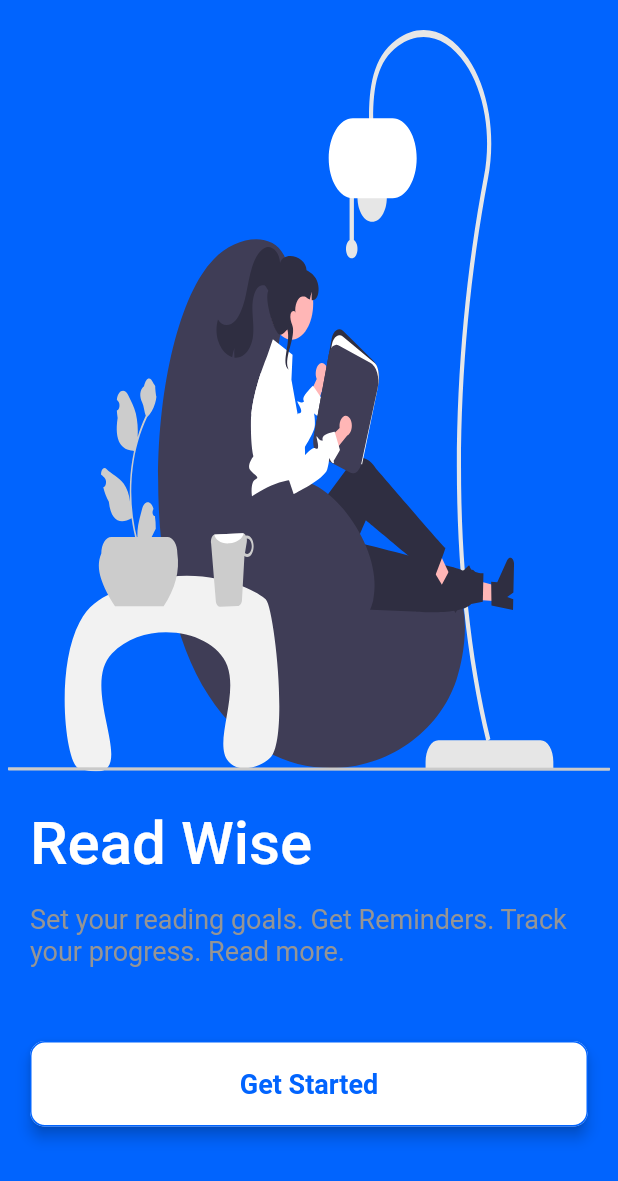
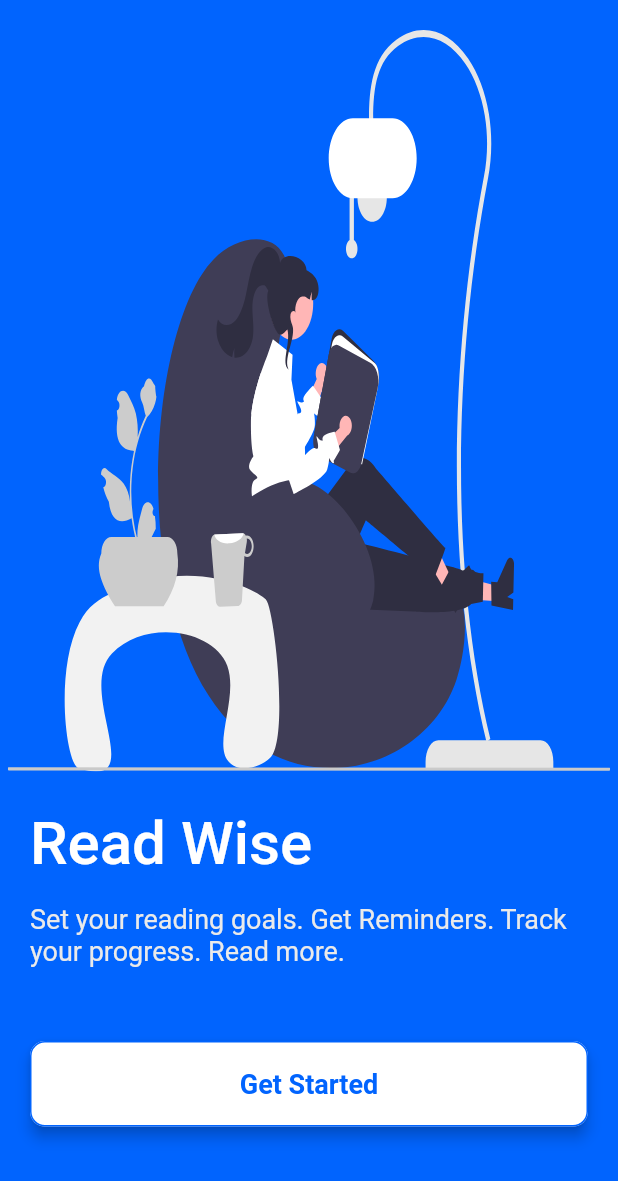
Before and after one commit to iamr-kumar/reading-tracker, a Flutter app: the screen it shows after launch, on a phone screen of 412 x 824 dp. Shown: the top 1181 px of the screen. Run offline on Flutter 3.47's test engine with Material 2 defaults, Android fonts, the phone set to English and light mode, and no system bars; our stand-ins replace cloud_firestore, firebase_auth, firebase_core, flutter_riverpod, flutter_svg, fpdart and 2 more; accounts and stored records are empty.

Commit message:
dev: auth feature done

```diff
--- a/lib/core/widgets/custom_button.dart
+++ b/lib/core/widgets/custom_button.dart
@@ -43,8 +43,13 @@ class CustomButton extends StatelessWidget {
           ),
           Visibility(
               visible: isLoading,
-              child: Loader(
-                color: isOutlined ? Pallete.primaryBlue : Pallete.white,
+              child: SizedBox(
+                height: 20,
+                width: 20,
+                child: Loader(
+                  color: isOutlined ? Pallete.primaryBlue : Pallete.white,
+                  strokeWidth: 2.5,
+                ),
               ))
         ],
       ),
--- a/lib/core/widgets/loader.dart
+++ b/lib/core/widgets/loader.dart
@@ -11,11 +11,7 @@ class Loader extends StatelessWidget {
   @override
   Widget build(BuildContext context) {
     return Center(
-      child: Padding(
-        padding: const EdgeInsets.all(8.0),
-        child:
-            CircularProgressIndicator(color: color, strokeWidth: strokeWidth),
-      ),
+      child: CircularProgressIndicator(color: color, strokeWidth: strokeWidth),
     );
   }
 }
--- a/lib/features/auth/controllers/auth_controller.dart
+++ b/lib/features/auth/controllers/auth_controller.dart
@@ -59,7 +59,7 @@ class AuthController extends StateNotifier<bool> {
     );
   }
 
-  void singIn(String email, String password, BuildContext context) async {
+  void login(String email, String password, BuildContext context) async {
     state = true;
     final user = await _authRepository.signIn(email, password);
     state = false;
--- a/lib/features/auth/screens/singup_screen.dart
+++ b/lib/features/auth/screens/singup_screen.dart
@@ -5,11 +5,13 @@ import 'package:flutter_riverpod/flutter_riverpod.dart';
 import 'package:reading_tracker/core/widgets/custom_button.dart';
 import 'package:reading_tracker/core/widgets/google_button.dart';
 import 'package:reading_tracker/core/widgets/input_field.dart';
+import 'package:reading_tracker/core/widgets/loader.dart';
 import 'package:reading_tracker/core/widgets/or_divider.dart';
 import 'package:reading_tracker/features/auth/controllers/auth_controller.dart';
 
 import 'package:reading_tracker/theme/app_styles.dart';
 import 'package:reading_tracker/theme/pallete.dart';
+import 'package:reading_tracker/utils/show_dialog.dart';
 import 'package:routemaster/routemaster.dart';
 
 class SignupScreen extends ConsumerStatefulWidget {
@@ -75,6 +77,10 @@ class _SignupScreenState extends ConsumerState<SignupScreen> {
     final height = MediaQuery.of(context).size.height;
 
     final isLoading = ref.watch(authControllerProvider);
+
+    if (isLoading) {
+      showNewDialog(context, const Loader(), false);
+    }
 
     return Scaffold(
       body: SafeArea(
--- a/lib/features/auth/screens/welcome_screen.dart
+++ b/lib/features/auth/screens/welcome_screen.dart
@@ -49,7 +49,8 @@ class WelcomeScreen extends StatelessWidget {
                 ),
                 Text(Constants.welcomeMessage,
                     textAlign: TextAlign.left,
-                    style: AppStyles.subtext.copyWith(color: Pallete.textGrey)),
+                    style: AppStyles.subtext
+                        .copyWith(color: Pallete.textGreyLight)),
                 SizedBox(height: devHeight * 0.06),
                 CustomButton(
                   text: 'Get Started',
--- a/lib/main.dart
+++ b/lib/main.dart
@@ -1,3 +1,4 @@
+import 'package:firebase_auth/firebase_auth.dart';
 import 'package:firebase_core/firebase_core.dart';
 import 'package:flutter/material.dart';
 import 'package:flutter_riverpod/flutter_riverpod.dart';
@@ -26,28 +27,36 @@ class _MyAppState extends ConsumerState<MyApp> {
   // This widget is the root of your application.
   UserModel? userModel;
 
-  // void getData(WidgetRef ref, User data) async {
-  //   userModel = await ref
-  //       .watch(authControllerProvider.notifier)
-  //       .getUserData(data.uid)
-  //       .first;
-  //   ref.read(userProvider.notifier).update((state) => userModel);
-  //   setState(() {});
-  // }
+  void getData(WidgetRef ref, User data) async {
+    userModel = await ref
+        .watch(authControllerProvider.notifier)
+        .getUserData(data.uid)
+        .first;
+    ref.read(userProvider.notifier).update((state) => userModel);
+    setState(() {});
+  }
 
   @override
   Widget build(BuildContext context) {
     return ref.watch(authStateChangeProvider).when(
         data: (data) => MaterialApp.router(
               debugShowCheckedModeBanner: false,
-              title: 'Reading Tracker',
+              title: 'Read Wise',
               theme: ThemeData(
                 primarySwatch: Colors.blue,
                 scaffoldBackgroundColor: Colors.white,
               ),
               routerDelegate: RoutemasterDelegate(routesBuilder: (context) {
                 if (data != null) {
-                  return authenticatedRoutes;
+                  getData(ref, data);
+                  if (userModel != null) {
+                    print(userModel);
+                    if (userModel!.onboardingComplete!) {
+                      return authenticatedRoutes;
+                    } else {
+                      return onboardingRoutes;
+                    }
+                  }
                 }
                 return guestRoutes;
               }),
--- a/lib/router.dart
+++ b/lib/router.dart
@@ -1,6 +1,5 @@
 // Guest Routes
 import 'package:flutter/material.dart';
-import 'package:reading_tracker/core/widgets/loader.dart';
 import 'package:reading_tracker/features/auth/screens/login_screen.dart';
 import 'package:reading_tracker/features/auth/screens/singup_screen.dart';
 import 'package:reading_tracker/features/auth/screens/welcome_screen.dart';
@@ -19,12 +18,11 @@ final authenticatedRoutes =
   '/': (_) => const MaterialPage(child: OnboardingScreen()),
   '/signup': (_) => const Redirect('/'),
   '/login': (_) => const Redirect('/'),
-  // '/create-community': (_) =>
-  //     const MaterialPage(child: CreateCommunityScreen()),
-  // '/r/:name': (route) =>
-  //     MaterialPage(child: CommunityScreen(name: route.pathParameters['name']!)),
-  // '/mod-tools/:name': (route) =>
-  //     MaterialPage(child: ModToolsScreen(name: route.pathParameters['name']!)),
-  // '/edit-community/:name': (route) => MaterialPage(
-  //     child: EditCommunityScreen(name: route.pathParameters['name']!))
 });
+
+final onboardingRoutes =
+    RouteMap(onUnknownRoute: (_) => const Redirect('/'), routes: {
+  '/': (_) => const MaterialPage(child: OnboardingScreen()),
+  // '/onboarding/1': (_) => const Redirect('/'),
+  // '/login': (_) => const Redirect('/'),
+});
```
Also changed, not shown: lib/core/widgets/google_button.dart (+1 -6 lines), lib/features/auth/repository/auth_repository.dart (+15 -4 lines), lib/features/auth/screens/login_screen.dart (+14 -6 lines), lib/features/onboarding/screens/onboarding_screen.dart (+12 -6 lines), lib/models/user_model.dart (+17 -11 lines), lib/utils/show_dialog.dart (added, +11 -0 lines).
